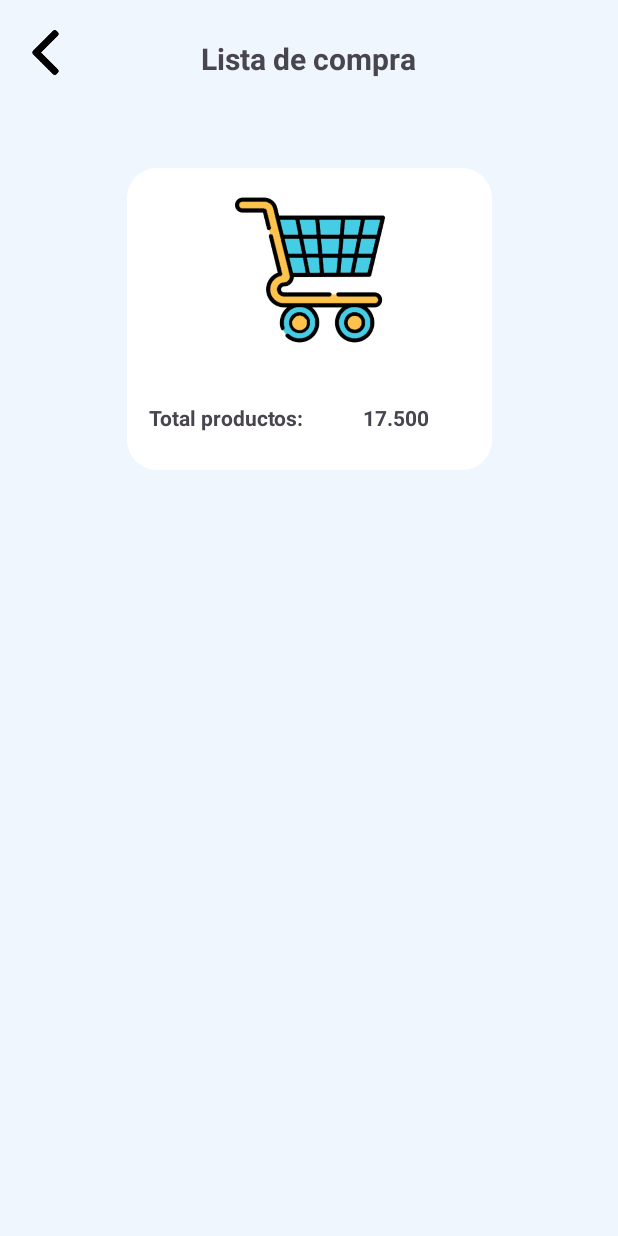
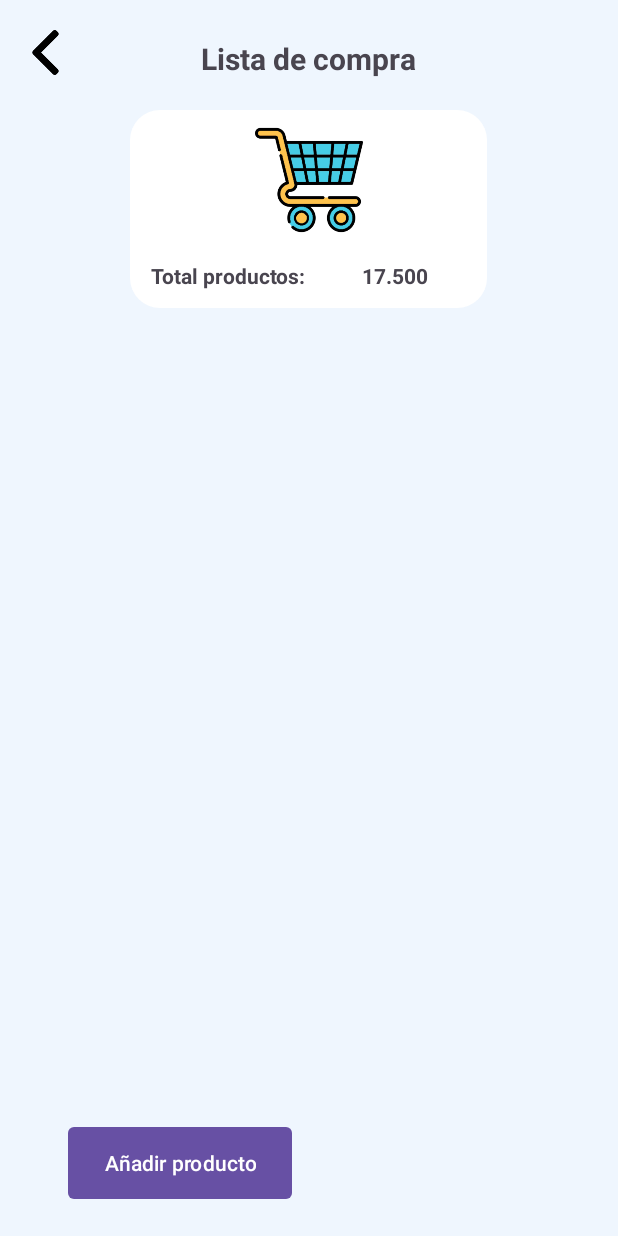
Before and after one commit to luisOtarola/Storegestor, an Android app: the ShoppingList screen opened directly, with no data from a screen before it, on a phone screen of 412 x 824 dp. Run offline under Robolectric (Android 15) with nearby library versions, the phone set to English and light mode, and no system bars.

Commit message:
listview and dialog on Shopping activity

```diff
--- a/app/src/main/java/cl/litegames/MainActivity.kt
+++ b/app/src/main/java/cl/litegames/MainActivity.kt
@@ -1,5 +1,6 @@
 package cl.litegames
 
+import cl.litegames.ShoppingList
 import android.content.Intent
 import androidx.appcompat.app.AppCompatActivity
 import android.os.Bundle
--- a/app/src/main/java/cl/litegames/SettingsActivity.kt
+++ b/app/src/main/java/cl/litegames/SettingsActivity.kt
@@ -1,6 +1,7 @@
 package cl.litegames
 
 import android.os.Bundle
+import android.view.MenuItem
 import androidx.appcompat.app.AppCompatActivity
 import androidx.preference.PreferenceFragmentCompat
 
@@ -17,7 +18,6 @@ class SettingsActivity : AppCompatActivity() {
         }
         supportActionBar?.setDisplayHomeAsUpEnabled(true)
     }
-
     class SettingsFragment : PreferenceFragmentCompat() {
         override fun onCreatePreferences(savedInstanceState: Bundle?, rootKey: String?) {
             setPreferencesFromResource(R.xml.root_preferences, rootKey)
--- a/app/src/main/res/layout/activity_about.xml
+++ b/app/src/main/res/layout/activity_about.xml
@@ -43,6 +43,7 @@
         android:layout_height="500dp"
         android:layout_marginTop="50dp"
         android:layout_marginRight="10dp"
+        android:layout_marginLeft="10dp"
         android:background="@drawable/square_view_white"
         app:layout_constraintBottom_toBottomOf="parent"
         app:layout_constraintHorizontal_bias="0.0"
--- a/app/src/main/res/layout/activity_shopping_list.xml
+++ b/app/src/main/res/layout/activity_shopping_list.xml
@@ -39,19 +39,20 @@
 
     <View
         android:id="@+id/view"
-        android:layout_width="243dp"
-        android:layout_height="201dp"
+        android:layout_width="238dp"
+        android:layout_height="132dp"
         android:background="@drawable/square_view_white"
         app:layout_constraintBottom_toBottomOf="parent"
         app:layout_constraintEnd_toEndOf="parent"
+        app:layout_constraintHorizontal_bias="0.497"
         app:layout_constraintStart_toStartOf="parent"
         app:layout_constraintTop_toBottomOf="@+id/text_title_shopping"
-        app:layout_constraintVertical_bias="0.104" />
+        app:layout_constraintVertical_bias="0.032" />
 
     <ImageView
         android:id="@+id/imageView"
-        android:layout_width="100dp"
-        android:layout_height="100dp"
+        android:layout_width="89dp"
+        android:layout_height="72dp"
         android:importantForAccessibility="no"
         app:layout_constraintBottom_toBottomOf="@+id/view"
         app:layout_constraintEnd_toEndOf="@+id/view"
@@ -86,4 +87,26 @@
         app:layout_constraintTop_toBottomOf="@+id/imageView"
         app:layout_constraintVertical_bias="0.609" />
 
+    <Button
+        android:id="@+id/create_product"
+        android:layout_width="wrap_content"
+        android:layout_height="wrap_content"
+        android:background="@drawable/square_button_cian"
+        android:text="@string/text_button_add_product"
+        app:layout_constraintBottom_toBottomOf="parent"
+        app:layout_constraintEnd_toEndOf="parent"
+        app:layout_constraintHorizontal_bias="0.173"
+        app:layout_constraintStart_toStartOf="parent"
+        app:layout_constraintTop_toBottomOf="@+id/view"
+        app:layout_constraintVertical_bias="0.957" />
+
+    <ListView
+        android:layout_width="match_parent"
+        android:layout_height="400dp"
+        app:layout_constraintBottom_toBottomOf="parent"
+        app:layout_constraintEnd_toEndOf="parent"
+        app:layout_constraintStart_toStartOf="parent"
+        app:layout_constraintTop_toBottomOf="@+id/view"
+        app:layout_constraintVertical_bias="0.24" />
+
 </androidx.constraintlayout.widget.ConstraintLayout>
--- a/app/src/main/res/values/arrays.xml
+++ b/app/src/main/res/values/arrays.xml
@@ -9,4 +9,18 @@
         <item>reply</item>
         <item>reply_all</item>
     </string-array>
+
+    <array name="categorias">
+        <item>FRUTAS</item>
+        <item>VERDURAS</item>
+        <item>CARNES</item>
+        <item>LACTEOS</item>
+        <item>PANADERIA</item>
+        <item>CEREALES_Y_GRANOS</item>
+        <item>BEBIDAS</item>
+        <item>CONGELADOS</item>
+        <item>SNACKS</item>
+    </array>
+
+
 </resources>
```
Also changed, not shown: app/src/main/java/adapter/ProductAdapter.kt (added, +64 -0 lines), app/src/main/java/cl/litegames/ShoppingList.kt (+101 -0 lines), app/src/main/java/model/Categoria.kt (+16 -7 lines), app/src/main/java/model/Producto.kt (+34 -1 lines), app/src/main/res/layout/popup_product_shopping.xml (added, +74 -0 lines), app/src/main/res/layout/product_list.xml (added, +60 -0 lines), app/src/main/res/values/strings.xml (+9 -1 lines).
